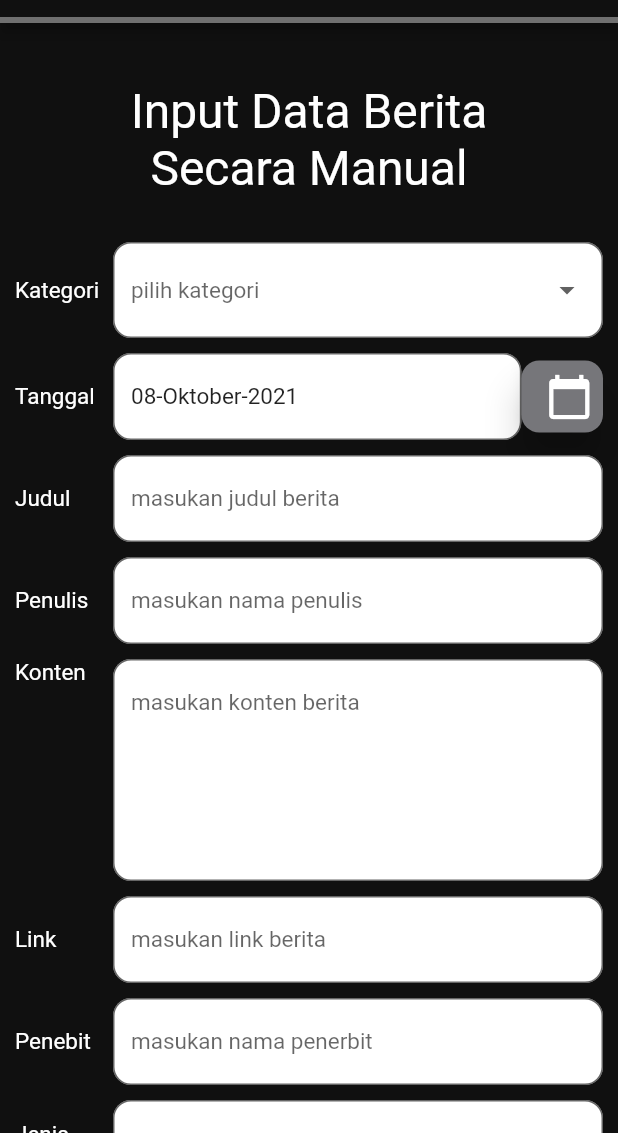
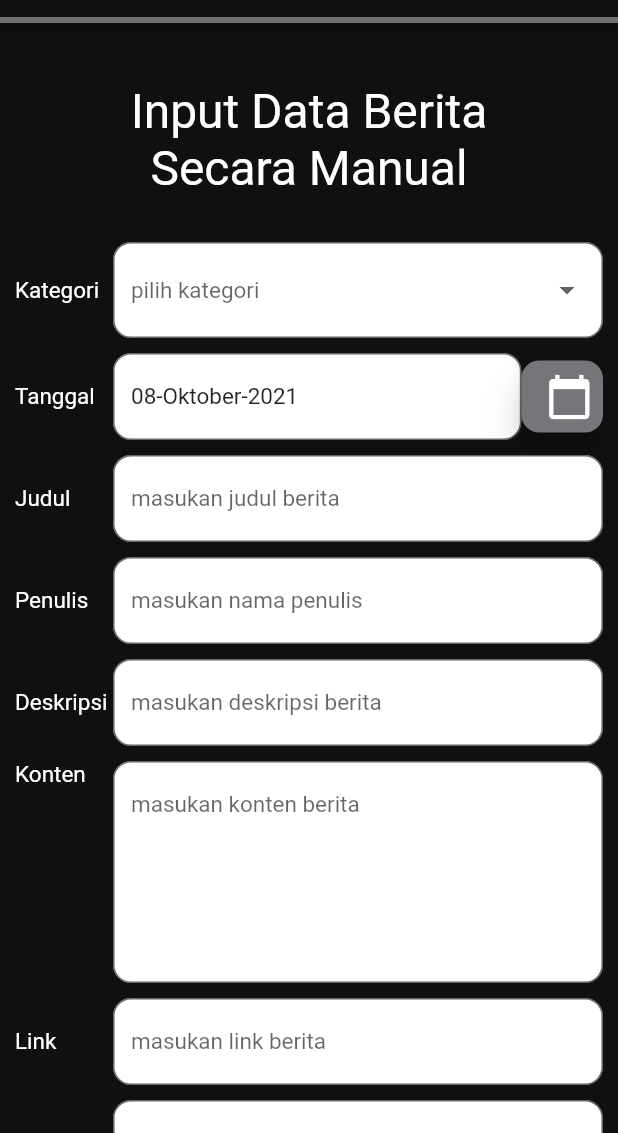
Before and after one commit to anandabayuf/media_monitoring, a Flutter app: the OperatorScreenInputManual screen opened by its route, on a phone screen of 412 x 824 dp, the part 103-1236 px from its top. Run offline on Flutter 3.47's test engine with Material 2 defaults, Android fonts, the light colour scheme and no system bars; our stand-ins replace charts_flutter, dio, flutter_svg, fluttertoast, font_awesome_flutter, hexcolor and 5 more; missing offline and left inert: colorful_safe_area, highlight_text, platform_device_id; accounts and stored records are empty; generated files the repository leaves out were written again.

Commit message:
descripsiInputManual
cuakss

```diff
--- a/lib/Controller/newsController.dart
+++ b/lib/Controller/newsController.dart
@@ -14,6 +14,7 @@ class NewsController {
       String date,
       String title,
       String writer,
+      String description,
       String content,
       String link,
       String publisher,
@@ -21,7 +22,7 @@ class NewsController {
       String deviceID,
       String token) async {
     await api
-        .manualInput(category, date, title, writer, content, link, publisher,
+        .manualInput(category, date, title, writer,description, content, link, publisher,
             media, deviceID, token)
         .then((response) {
       if (response.status == 1) {
--- a/lib/Services/apiService.dart
+++ b/lib/Services/apiService.dart
@@ -98,6 +98,7 @@ abstract class RestClient {
     @Field("date") String date,
     @Field("title") String title,
     @Field("writer") String writer,
+    @Field("description") String description,
     @Field("content") String content,
     @Field("link") String link,
     @Field("publisher") String publisher,
--- a/lib/views/operator/input manual/widget/ContainerInputManual.dart
+++ b/lib/views/operator/input manual/widget/ContainerInputManual.dart
@@ -26,6 +26,7 @@ class _InputManualState extends State<InputManual> {
   late TextEditingController _date;
   late TextEditingController _title;
   late TextEditingController _writer;
+  late TextEditingController _description;
   late TextEditingController _content;
   late TextEditingController _link;
   late TextEditingController _publisher;
@@ -41,6 +42,7 @@ class _InputManualState extends State<InputManual> {
     _date = TextEditingController(text: now);
     _title = TextEditingController();
     _writer = TextEditingController();
+    _description = TextEditingController();
     _content = TextEditingController();
     _link = TextEditingController();
     _publisher = TextEditingController();
@@ -52,6 +54,7 @@ class _InputManualState extends State<InputManual> {
     _date.dispose();
     _title.dispose();
     _writer.dispose();
+    _description.dispose();
     _content.dispose();
     _link.dispose();
     _publisher.dispose();
@@ -330,6 +333,48 @@ class _InputManualState extends State<InputManual> {
                                 height: 10,
                               ),
                               Row(
+                                children: [
+                                  Expanded(
+                                    child: Text(
+                                      "Deskripsi",
+                                      style: TextStyle(
+                                          fontSize: 15, color: Colors.white),
+                                    ),
+                                  ),
+                                  // SizedBox(
+                                  //   width: 10,
+                                  // ),
+                                  Expanded(
+                                    flex: 5,
+                                    child: Container(
+                                      width: 400,
+                                      child: TextFormField(
+                                        controller: _description,
+                                        style: TextStyle(fontSize: 15),
+                                        decoration: InputDecoration(
+                                          border: OutlineInputBorder(
+                                            borderRadius:
+                                                BorderRadius.circular(12.0),
+                                          ),
+                                          hintText: "masukan deskripsi berita",
+                                          fillColor: Colors.white,
+                                          filled: true,
+                                        ),
+                                        validator: (String? value) {
+                                          if (value!.trim() == "") {
+                                            return "deskripsi harus diisi";
+                                          }
+                                          return null;
+                                        },
+                                      ),
+                                    ),
+                                  ),
+                                ],
+                              ),
+                              SizedBox(
+                                height: 10,
+                              ),
+                              Row(
                                 crossAxisAlignment: CrossAxisAlignment.start,
                                 children: [
                                   Expanded(
@@ -360,12 +405,12 @@ class _InputManualState extends State<InputManual> {
                                           fillColor: Colors.white,
                                           filled: true,
                                         ),
-                                        validator: (String? value) {
-                                          if (value!.trim() == "") {
-                                            return "konten harus diisi";
-                                          }
-                                          return null;
-                                        },
+                                        // validator: (String? value) {
+                                        //   if (value!.trim() == "") {
+                                        //     return "konten harus diisi";
+                                        //   }
+                                        //   return null;
+                                        // },
                                       ),
                                     ),
                                   ),
@@ -761,6 +806,47 @@ class _InputManualState extends State<InputManual> {
                         height: 10,
                       ),
                       Row(
+                        children: [
+                          Expanded(
+                            child: Text(
+                              "Deskripsi",
+                              style:
+                                  TextStyle(fontSize: 15, color: Colors.white),
+                            ),
+                          ),
+                          // SizedBox(
+                          //   width: 10,
+                          // ),
+                          Expanded(
+                            flex: 5,
+                            child: Container(
+                              width: 400,
+                              child: TextFormField(
+                                controller: _description,
+                                style: TextStyle(fontSize: 15),
+                                decoration: InputDecoration(
+                                  border: OutlineInputBorder(
+                                    borderRadius: BorderRadius.circular(12.0),
+                                  ),
+                                  hintText: "masukan deskripsi berita",
+                                  fillColor: Colors.white,
+                                  filled: true,
+                                ),
+                                validator: (String? value) {
+                                  if (value!.trim() == "") {
+                                    return "deskripsi harus diisi";
+                                  }
+                                  return null;
+                                },
+                              ),
+                            ),
+                          ),
+                        ],
+                      ),
+                      SizedBox(
+                        height: 10,
+                      ),
+                      Row(
                         crossAxisAlignment: CrossAxisAlignment.start,
                         children: [
                           Expanded(
@@ -790,12 +876,12 @@ class _InputManualState extends State<InputManual> {
                                   fillColor: Colors.white,
                                   filled: true,
                                 ),
-                                validator: (String? value) {
-                                  if (value!.trim() == "") {
-                                    return "konten harus diisi";
-                                  }
-                                  return null;
-                                },
+                                // validator: (String? value) {
+                                //   if (value!.trim() == "") {
+                                //     return "konten harus diisi";
+                                //   }
+                                //   return null;
+                                // },
                               ),
                             ),
                           ),
@@ -966,6 +1052,7 @@ class _InputManualState extends State<InputManual> {
                       _date.text.trim(),
                       _title.text.trim(),
                       _writer.text.trim(),
+                      _description.text.trim(),
                       _content.text.trim(),
                       _link.text.trim(),
                       _publisher.text.trim(),
@@ -974,15 +1061,14 @@ class _InputManualState extends State<InputManual> {
                       token,
                     );
 
-
                     print(
-                        "kategori: ${_valCategory}\ntanggal: ${_date.text}\njudul: ${_title.text}\npenulis: ${_writer.text}\nkonten: ${_content.text}\nlink: ${_link.text}\npenerbit: ${_publisher.text}\nmedia: ${_valMedia} ");
+                        "kategori: ${_valCategory}\ntanggal: ${_date.text}\njudul: ${_title.text}\npenulis: ${_writer.text}\nkonten: ${_description.text}\nlink: ${_link.text}\npenerbit: ${_publisher.text}\nmedia: ${_valMedia} ");
                     setState(() {
                       _valCategory = null;
                       _date.text = "";
                       _title.text = "";
                       _writer.text = "";
-                      _content.text = "";
+                      _description.text = "";
                       _link.text = "";
                       _publisher.text = "";
                       _valMedia = null;
```
Also changed, not shown: lib/Services/apiService.g.dart.
